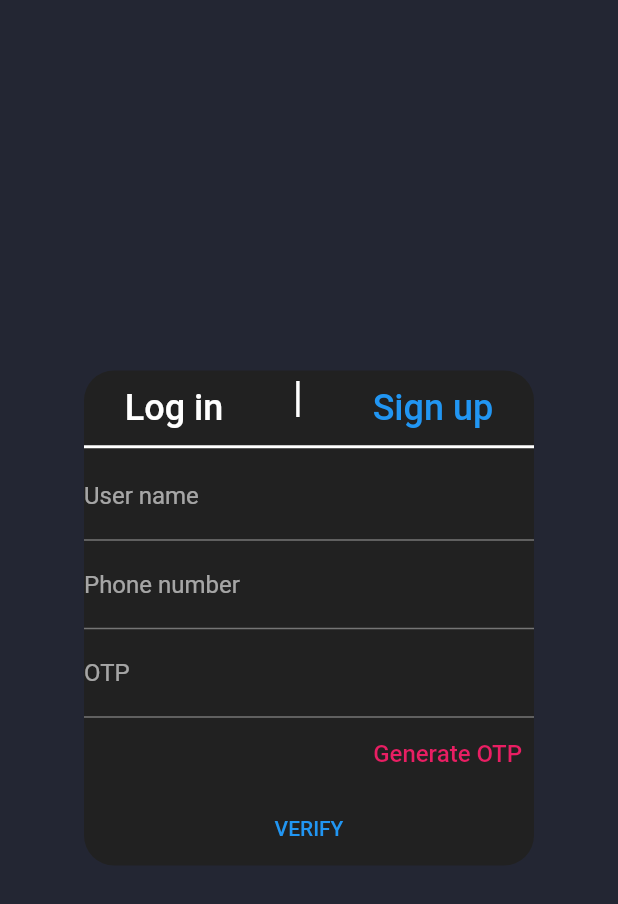
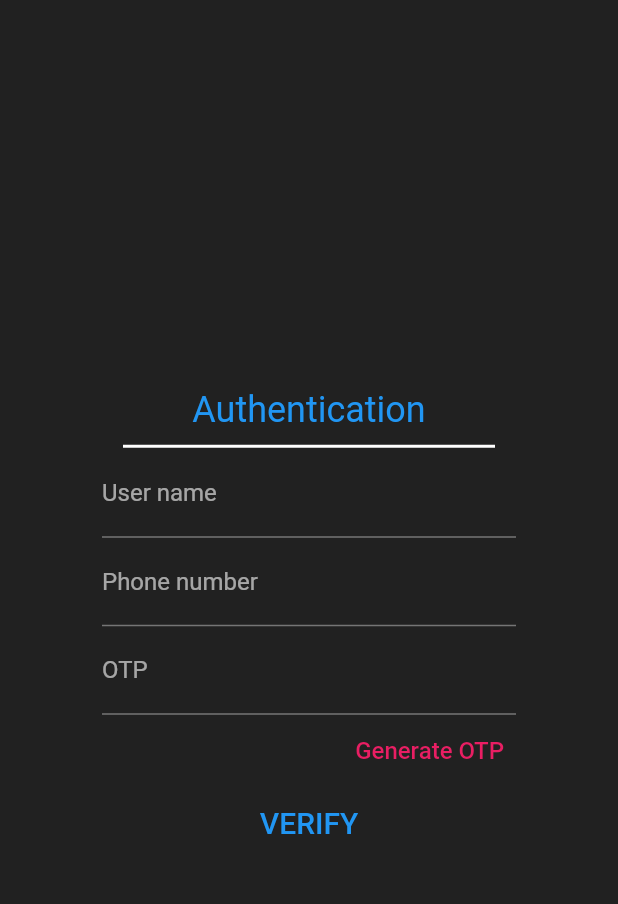
Before and after one commit to vishalsharma0657/s-chat, a Flutter app: the screen it shows after launch, on a phone screen of 412 x 824 dp. Shown: the top 904 px of the screen. Run offline on Flutter 3.47's test engine with Material 2 defaults, Android fonts, the phone set to English and light mode, and no system bars; our stand-ins replace bottom_navy_bar, firebase_auth, firebase_core, flutter_spinkit, fluttertoast, shared_preferences; accounts and stored records are empty.

Commit message:
user will now stay logged in

```diff
--- a/lib/Authentication/signin_signup.dart
+++ b/lib/Authentication/signin_signup.dart
@@ -1,14 +1,11 @@
 import 'package:flutter/material.dart';
-import 'package:s_chat/Authentication/btn_and_input.dart';
-import 'package:s_chat/Chat_Page/chats.dart';
 import 'package:firebase_auth/firebase_auth.dart';
 import 'package:fluttertoast/fluttertoast.dart';
 import 'package:s_chat/Friend_list/listpage.dart';
 import 'package:s_chat/Friend_list/details_user/details.dart';
+import 'package:s_chat/shared_preference.dart';
 import 'package:shared_preferences/shared_preferences.dart';
 import 'dart:convert';
-import 'package:flutter_secure_storage/flutter_secure_storage.dart';
-import 'package:firebase_auth/firebase_auth.dart';
 
 class SignIn extends StatefulWidget {
   const SignIn({Key? key}) : super(key: key);
@@ -18,11 +15,9 @@ class SignIn extends StatefulWidget {
 }
 
 class _SignInState extends State<SignIn> {
-
-
   TextEditingController otpController = TextEditingController();
   TextEditingController phoneController = TextEditingController();
-  TextEditingController userController = new TextEditingController();
+  TextEditingController userController = TextEditingController();
   bool flag = false;
   bool isLoggedIn = false;
   String name = '';
@@ -34,6 +29,7 @@ class _SignInState extends State<SignIn> {
     super.initState();
     autoLogIn();
   }
+
   void autoLogIn() async {
     final SharedPreferences prefs = await SharedPreferences.getInstance();
     final String? userId = prefs.getString('name');
@@ -47,68 +43,42 @@ class _SignInState extends State<SignIn> {
     }
   }
 
-
   bool otpVisibility = false;
   var f = 1;
   String verificationID = "";
   @override
   Widget build(BuildContext context) {
-    return Center(
-      child: Container(
-        decoration: BoxDecoration(
-            borderRadius: BorderRadius.circular(20),
-            // color: Colors.indigo[900],
-            color: Colors.grey[900]),
+    return Container(
+      color: Colors.grey[900],
+      child: Center(
         child: SizedBox(
-          height: 330,
           width: 300,
+          height: 350,
+          child: Padding(
+            padding: const EdgeInsets.all(12.0),
             child: Column(
-            mainAxisAlignment: MainAxisAlignment.spaceAround,
+              mainAxisAlignment: MainAxisAlignment.center,
+              crossAxisAlignment: CrossAxisAlignment.center,
               children: [
                 Column(
-                children: [
-                  Row(
-                    crossAxisAlignment: CrossAxisAlignment.start,
-                    mainAxisAlignment: MainAxisAlignment.spaceAround,
-                    children: [
-                      TextButton(
-                        onPressed: () {
-                          setState(() {
-                            flag = true;
-                          });
-                        },
+                  children: const [
+                    Padding(
+                      padding: EdgeInsets.all(8.0),
                       child: Text(
-                          'Log in',
+                        'Authentication',
                         style: TextStyle(
                           fontSize: 24,
-                            color: flag == true ? Colors.blue : Colors.white,
+                          color: Colors.blue,
                         ),
                       ),
                     ),
-                      const Text(
-                        '|',
-                        style: TextStyle(fontSize: 28),
-                      ),
-                      TextButton(
-                        onPressed: () {
-                          setState(() {
-                            flag = false;
-                          });
-                        },
-                        child: Text(
-                          'Sign up',
-                          style: TextStyle(
-                            fontSize: 24,
-                            color: flag == false ? Colors.blue : Colors.white,
-                          ),
-                        ),
-                      ),
-                    ],
-                  ),
-                  const Divider(
+                    Padding(
+                      padding: EdgeInsets.only(left: 14, right: 14),
+                      child: Divider(
                         color: Colors.white,
                         height: 4,
                         thickness: 2,
+                      ),
                     ),
                   ],
                 ),
@@ -117,13 +87,14 @@ class _SignInState extends State<SignIn> {
                   children: [
                     TextField(
                       controller: userController,
-                    obscureText: true,
-                    decoration: InputDecoration(labelText: "User name"),
+                      obscureText: false,
+                      decoration: const InputDecoration(labelText: "User name"),
                       keyboardType: TextInputType.text,
                     ),
                     TextField(
                       controller: phoneController,
-                    decoration: InputDecoration(labelText: "Phone number"),
+                      decoration:
+                          const InputDecoration(labelText: "Phone number"),
                       keyboardType: TextInputType.phone,
                     ),
                     TextField(
@@ -139,8 +110,6 @@ class _SignInState extends State<SignIn> {
                             userController.text, phoneController.text);
                         var msgz = jsonDecode(msgg.body);
                         var lmsg = msgz['result'];
-                      print(lmsg);
-                      print(msgz);
 
                         if (lmsg == "old bakra") {
                           loginWithPhone();
@@ -166,8 +135,21 @@ class _SignInState extends State<SignIn> {
                     ),
                   ],
                 ),
-              TextButton(onPressed: verifyOTP, child: const Text("VERIFY"))
+                TextButton(
+                  // onPressed: verifyOTP,
+                  onPressed: () {
+                    SaveData.setUSERNAME('deependu1234');
+                    navigation('deependu1234');
+                  },
+                  child: const Text(
+                    "VERIFY",
+                    style: TextStyle(
+                      fontSize: 20,
+                    ),
+                  ),
+                )
               ],
+            ),
           ),
         ),
       ),
@@ -178,13 +160,9 @@ class _SignInState extends State<SignIn> {
     auth.verifyPhoneNumber(
       phoneNumber: "+91" + phoneController.text,
       verificationCompleted: (PhoneAuthCredential credential) async {
-        await auth.signInWithCredential(credential).then((value) {
-          print("You are logged in successfully");
-        });
+        await auth.signInWithCredential(credential).then((value) {});
       },
-      verificationFailed: (FirebaseAuthException e) {
-        print(e.message);
-      },
+      verificationFailed: (FirebaseAuthException e) {},
       codeSent: (String verificationId, int? resendToken) {
         otpVisibility = true;
         verificationID = verificationId;
@@ -197,11 +175,9 @@ class _SignInState extends State<SignIn> {
   void verifyOTP() async {
     PhoneAuthCredential credential = PhoneAuthProvider.credential(
         verificationId: verificationID, smsCode: otpController.text);
-    print(credential);
 
     await auth.signInWithCredential(credential).then(
       (value) async {
-        print("You are logged in successfully");
         Fluttertoast.showToast(
           msg: "You are logged in successfully",
           toastLength: Toast.LENGTH_SHORT,
@@ -220,15 +196,15 @@ class _SignInState extends State<SignIn> {
           name = userController.text;
           isLoggedIn = true;
         });
-
+        SaveData.setUSERNAME(usrname);
         userController.clear();
-        navigation();
+        navigation(usrname);
       },
     );
   }
 
-  navigation() async {
-    var ussr = await fetchUserDetails(usrname);
+  navigation(String zzn) async {
+    var ussr = await fetchUserDetails(zzn);
 
     final usr = jsonDecode(ussr.body);
     usrname = usr['name'];
@@ -240,7 +216,7 @@ class _SignInState extends State<SignIn> {
     Navigator.push(
         context,
         MaterialPageRoute(
-          builder: (context) => ListPage(userController.text),
+          builder: (context) => ListPage(zzn),
         ));
   }
 }
--- a/lib/Friend_list/details_user/details.dart
+++ b/lib/Friend_list/details_user/details.dart
@@ -11,7 +11,7 @@ Future<http.Response> getUser(String username) async {
   return await http.get(Uri.parse(wwe));
 }
 
-Future<http.Response> checkuser(String username, String phone_no) async {
+Future<http.Response> checkuser(String username, String phoneNo) async {
   return http.post(
     Uri.parse('https://schhat.herokuapp.com/auth'),
     headers: <String, String>{
@@ -19,7 +19,7 @@ Future<http.Response> checkuser(String username, String phone_no) async {
     },
     body: jsonEncode(<String, String>{
       'name': username,
-      'phone_no': phone_no,
+      'phone_no': phoneNo,
     }),
   );
 }
--- a/lib/main.dart
+++ b/lib/main.dart
@@ -1,11 +1,18 @@
+import 'dart:convert';
 import 'package:flutter/material.dart';
 import 'package:s_chat/Authentication/signin_signup.dart';
 import 'package:firebase_core/firebase_core.dart';
+import 'package:s_chat/Friend_list/details_user/details.dart';
+import 'package:s_chat/Friend_list/listpage.dart';
+import 'package:s_chat/loading_saveduser.dart';
+import 'package:s_chat/shared_preference.dart';
+import 'Authentication/signin_signup.dart';
 
-
+String zzname = '';
 void main() async {
   WidgetsFlutterBinding.ensureInitialized();
   await Firebase.initializeApp();
+  zzname = await SaveData.getUSERNAME();
   runApp(const MyApp());
 }
 
@@ -17,10 +24,29 @@ class MyApp extends StatelessWidget {
     return MaterialApp(
       title: 's_chat',
       theme: ThemeData.dark(),
-      home: const Scaffold(
-        backgroundColor: Color.fromARGB(255, 35, 38, 51),
-        body: SignIn(),
+      home: Scaffold(
+        body: zzname == '' ? const SignIn() : Loader(zzname),
       ),
     );
   }
+
+//  navigation(zzname, context)
+  navigation(String zzn, BuildContext context) async {
+    var ussr = await fetchUserDetails(zzn);
+
+    final usr = jsonDecode(ussr.body);
+    usrname = usr['name'];
+    phoneNo = usr['phone_no'];
+    for (String k in usr['friends'].keys) {
+      friends.add(usr['friends'][k]);
+    }
+
+    Navigator.push(
+        context,
+        MaterialPageRoute(
+          builder: (context) => ListPage(zzn),
+        ));
+  }
 }
+
+// simple-secure-smart
--- /dev/null
+++ b/lib/shared_preference.dart
@@ -0,0 +1,14 @@
+import 'package:shared_preferences/shared_preferences.dart';
+
+class SaveData {
+  String nAME = '';
+  static void setUSERNAME(String val) async {
+    final prefs = await SharedPreferences.getInstance();
+    prefs.setString('nAME', val);
+  }
+
+  static Future<String> getUSERNAME() async {
+    final prefs = await SharedPreferences.getInstance();
+    return prefs.getString('nAME') ?? '';
+  }
+}
```
Also changed, not shown: lib/Authentication/btn_and_input.dart (+6 -6 lines), lib/loading_saveduser.dart (added, +79 -0 lines), 1 other file. Lines whose indentation alone changed are shown as unchanged.
